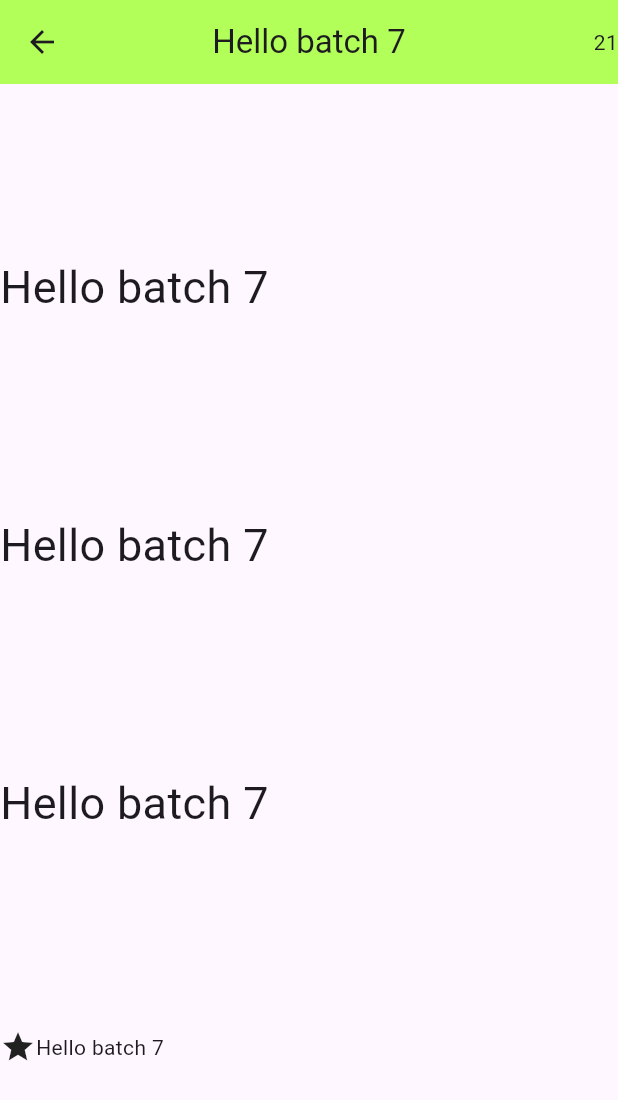
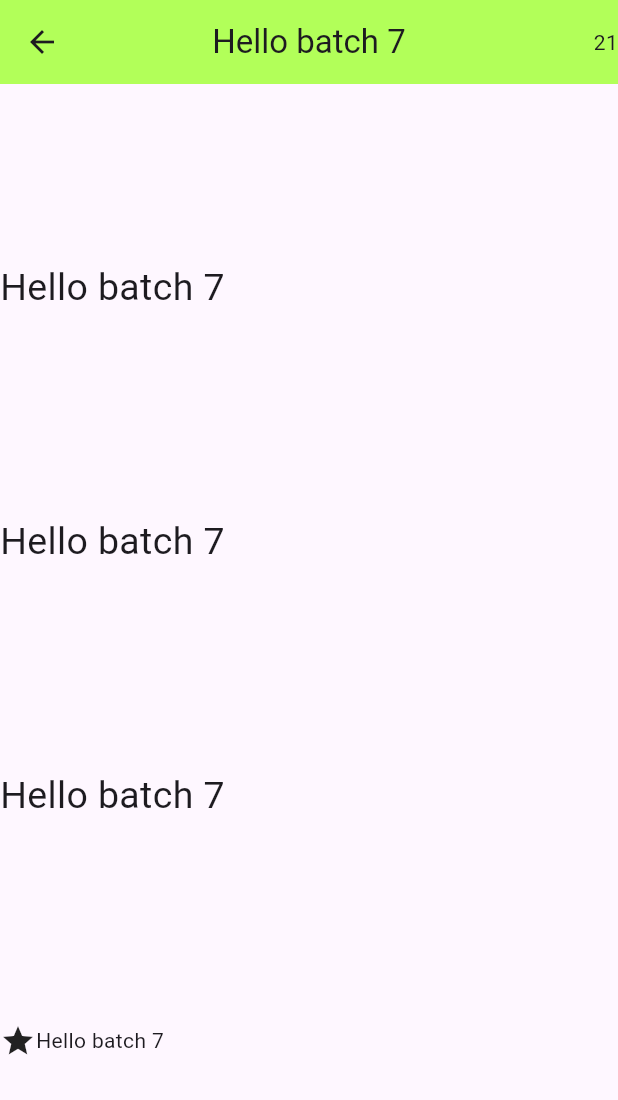
Before and after one commit to diilfadhil-creator/Tugas-Codingan, a Flutter app: the screen it shows after launch, on a phone screen of 412 x 824 dp. Shown: the top 1100 px of the screen. Run offline on Flutter 3.47's test engine with Material 3 defaults, Android fonts, the light colour scheme and no system bars.

Commit message:
perubahan font

```diff
--- a/ppkd_belajar_b3/ppkd_belajar/lib/day_5/styling.dart
+++ b/ppkd_belajar_b3/ppkd_belajar/lib/day_5/styling.dart
@@ -19,9 +19,9 @@ class StylingDay5 extends StatelessWidget {
         //mainAxisSize: MainAxisSize.max,
         spacing: 15,
         children: [
-          Text("Hello batch 7", style: TextStyle(fontSize: 30)),
-          Text("Hello batch 7", style: TextStyle(fontSize: 30)),
-          Text("Hello batch 7", style: TextStyle(fontSize: 30)),
+          Text("Hello batch 7", style: TextStyle(fontSize: 25)),
+          Text("Hello batch 7", style: TextStyle(fontSize: 25)),
+          Text("Hello batch 7", style: TextStyle(fontSize: 25)),
           Row(children: [Icon(Icons.star), Text(("Hello batch 7"))]),
         ],
       ),
```
